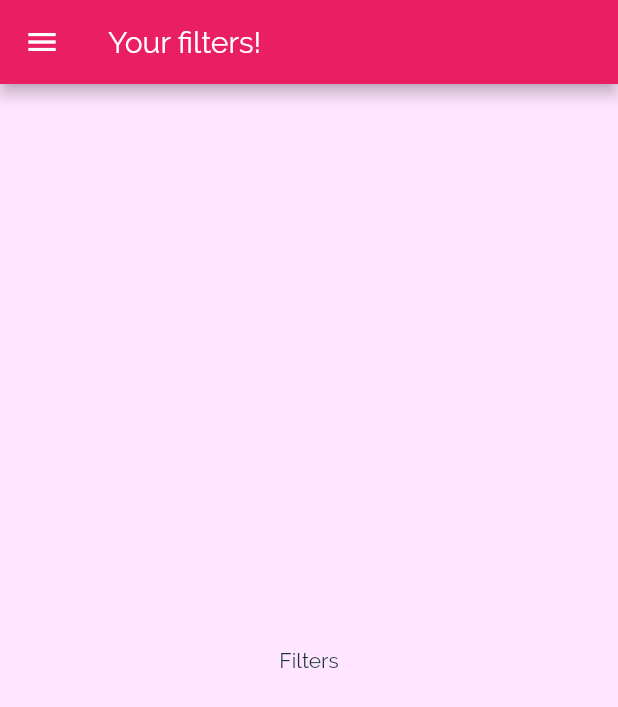
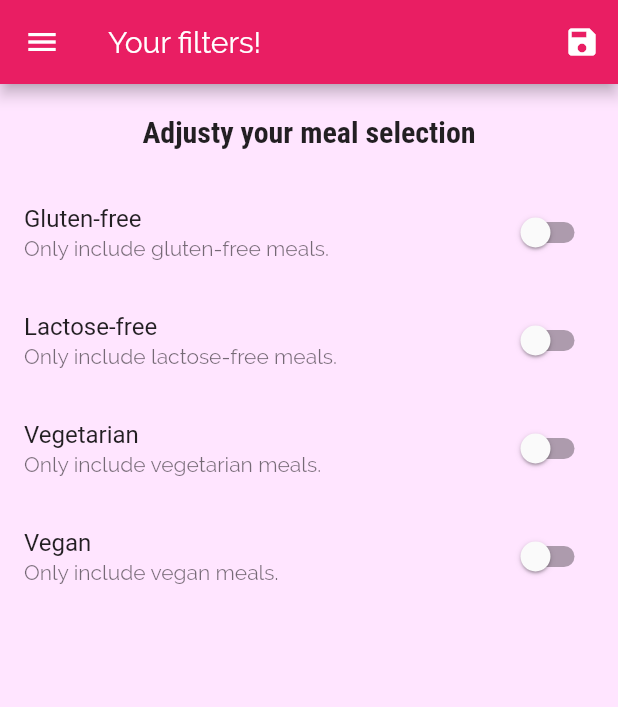
Before and after one commit to filipbart/Meals-App-Flutter, a Flutter app: the FiltersScreen screen opened by its route, on a phone screen of 412 x 824 dp. Shown: the top 707 px of the screen. Run offline on Flutter 3.47's test engine with Material 2 defaults, Android fonts, the phone set to English and light mode, and no system bars.

Commit message:
Favorite screen and filters

```diff
--- a/lib/main.dart
+++ b/lib/main.dart
@@ -1,13 +1,72 @@
 import 'package:flutter/material.dart';
+import './dummy_data.dart';
 import 'screens/tabs_screen.dart';
 import 'screens/meal_detail_screen.dart';
 import 'screens/filters_screen.dart';
 import 'screens/categories_screen.dart';
 import 'screens/category_meals_screen.dart';
+import 'models/meal.dart';
 
 void main() => runApp(MyApp());
 
-class MyApp extends StatelessWidget {
+class MyApp extends StatefulWidget {
+  @override
+  _MyAppState createState() => _MyAppState();
+}
+
+class _MyAppState extends State<MyApp> {
+  Map<String, bool> _filters = {
+    'gluten': false,
+    'lactose': false,
+    'vegetarian': false,
+    'vegan': false,
+  };
+
+  List<Meal> _availableMeals = DUMMY_MEALS;
+  List<Meal> _favoriteMeals = [];
+
+  void _setFilters(Map<String, bool> filterData) {
+    setState(() {
+      _filters = filterData;
+
+      _availableMeals = DUMMY_MEALS.where((meal) {
+        if (_filters['gluten'] && !meal.isGlutenFree) {
+          return false;
+        }
+        if (_filters['lactose'] && !meal.isLactoseFree) {
+          return false;
+        }
+        if (_filters['vegetarian'] && !meal.isVegetarian) {
+          return false;
+        }
+        if (_filters['vegan'] && !meal.isVegan) {
+          return false;
+        }
+        return true;
+      }).toList();
+    });
+  }
+
+  void _toggleFavorite(String mealId) {
+    final existingIndex =
+        _favoriteMeals.indexWhere((meal) => meal.id == mealId);
+    if (existingIndex >= 0) {
+      setState(() {
+        _favoriteMeals.removeAt(existingIndex);
+      });
+    } else {
+      setState(() {
+        _favoriteMeals.add(
+          DUMMY_MEALS.firstWhere((meal) => meal.id == mealId),
+        );
+      });
+    }
+  }
+
+  bool _isMealFavorite(String id){
+    return _favoriteMeals.any((meal) => meal.id == id);
+  }
+
   @override
   Widget build(BuildContext context) {
     return MaterialApp(
@@ -30,10 +89,11 @@ class MyApp extends StatelessWidget {
       ),
       initialRoute: '/',
       routes: {
-        '/': (ctx) => TabsScreen(),
-        CategoryMealsScreen.routeName: (ctx) => CategoryMealsScreen(),
-        MealDetailScreen.routeName: (ctx) => MealDetailScreen(),
-        FiltersScreen.routeName: (ctx) => FiltersScreen(),
+        '/': (ctx) => TabsScreen(_favoriteMeals),
+        CategoryMealsScreen.routeName: (ctx) =>
+            CategoryMealsScreen(_availableMeals),
+        MealDetailScreen.routeName: (ctx) => MealDetailScreen(_toggleFavorite, _isMealFavorite),
+        FiltersScreen.routeName: (ctx) => FiltersScreen(_filters, _setFilters),
       },
       onUnknownRoute: (settings) {
         return MaterialPageRoute(builder: (ctx) => CategoriesScreen());
--- a/lib/screens/category_meals_screen.dart
+++ b/lib/screens/category_meals_screen.dart
@@ -1,11 +1,15 @@
 import 'package:flutter/material.dart';
 
 import '../widgets/meal_item.dart';
-import '../dummy_data.dart';
 import '../models/meal.dart';
 
 class CategoryMealsScreen extends StatefulWidget {
   static const routeName = '/category-meals';
+
+  final List<Meal> availableMeals;
+
+
+  CategoryMealsScreen(this.availableMeals);
 
   @override
   _CategoryMealsScreenState createState() => _CategoryMealsScreenState();
@@ -28,7 +32,7 @@ class _CategoryMealsScreenState extends State<CategoryMealsScreen> {
           ModalRoute.of(context).settings.arguments as Map<String, String>;
       categoryTitle = routeArgs['title'];
       final categoryId = routeArgs['id'];
-      displayedMeals = DUMMY_MEALS.where((meal) {
+      displayedMeals = widget.availableMeals.where((meal) {
         return meal.categories.contains(categoryId);
       }).toList();
       _loadedInitData = true;
@@ -57,7 +61,6 @@ class _CategoryMealsScreenState extends State<CategoryMealsScreen> {
             duration: displayedMeals[index].duration,
             affordability: displayedMeals[index].affordability,
             complexity: displayedMeals[index].complexity,
-            removeItem: _removeMeal,
           );
         },
         itemCount: displayedMeals.length,
--- a/lib/screens/filters_screen.dart
+++ b/lib/screens/filters_screen.dart
@@ -2,18 +2,129 @@ import 'package:flutter/material.dart';
 
 import '../widgets/main_drawer.dart';
 
-class FiltersScreen extends StatelessWidget {
+class FiltersScreen extends StatefulWidget {
   static const routeName = '/filters';
+
+  final Function saveFilters;
+  final Map<String, bool> currentFilters;
+
+  FiltersScreen(this.currentFilters, this.saveFilters);
+
+  @override
+  _FiltersScreenState createState() => _FiltersScreenState();
+}
+
+class _FiltersScreenState extends State<FiltersScreen> {
+  bool _glutenFree = false;
+  bool _vegetarian = false;
+  bool _vegan = false;
+  bool _lactoseFree = false;
+
+@override
+  initState(){
+    _glutenFree = widget.currentFilters['gluten'];
+    _vegetarian = widget.currentFilters['vegetarian'];
+    _lactoseFree = widget.currentFilters['lactose'];
+    _vegan = widget.currentFilters['vegan'];
+
+    super.initState();
+  }
+
+  Widget _buildSwitchListTile(String title, String description,
+      bool currentValue, Function updateValue) {
+    return SwitchListTile(
+      title: Text(title),
+      value: currentValue,
+      subtitle: Text(description),
+      onChanged: updateValue,
+    );
+  }
 
   @override
   Widget build(BuildContext context) {
     return Scaffold(
       appBar: AppBar(
         title: Text('Your filters!'),
+        actions: [
+          IconButton(
+            icon: Icon(Icons.save),
+            onPressed: () {
+              final selectedFilters = {
+                'gluten': _glutenFree,
+                'lactose': _lactoseFree,
+                'vegetarian': _vegan,
+                'vegan': _vegetarian,
+              };
+              widget.saveFilters(selectedFilters);
+            },
+          ),
+        ],
       ),
       drawer: MainDrawer(),
-      body: Center(
-        child: Text('Filters'),
+      body: Column(
+        children: [
+          Container(
+            padding: EdgeInsets.all(20),
+            child: Text(
+              'Adjusty your meal selection',
+              style: Theme.of(context).textTheme.title,
+            ),
+          ),
+          Expanded(
+            child: ListView(
+              children: [
+                _buildSwitchListTile(
+                  'Gluten-free',
+                  'Only include gluten-free meals.',
+                  _glutenFree,
+                  (newValue) {
+                    setState(
+                      () {
+                        _glutenFree = newValue;
+                      },
+                    );
+                  },
+                ),
+                _buildSwitchListTile(
+                  'Lactose-free',
+                  'Only include lactose-free meals.',
+                  _lactoseFree,
+                  (newValue) {
+                    setState(
+                      () {
+                        _lactoseFree = newValue;
+                      },
+                    );
+                  },
+                ),
+                _buildSwitchListTile(
+                  'Vegetarian',
+                  'Only include vegetarian meals.',
+                  _vegetarian,
+                  (newValue) {
+                    setState(
+                      () {
+                        _vegetarian = newValue;
+                      },
+                    );
+                  },
+                ),
+                _buildSwitchListTile(
+                  'Vegan',
+                  'Only include vegan meals.',
+                  _vegan,
+                  (newValue) {
+                    setState(
+                      () {
+                        _vegan = newValue;
+                      },
+                    );
+                  },
+                ),
+              ],
+            ),
+          ),
+        ],
       ),
     );
   }
--- a/lib/widgets/meal_item.dart
+++ b/lib/widgets/meal_item.dart
@@ -10,7 +10,6 @@ class MealItem extends StatelessWidget {
   final int duration;
   final Complexity complexity;
   final Affordability affordability;
-  final Function removeItem;
 
   MealItem({
     @required this.id,
@@ -19,7 +18,6 @@ class MealItem extends StatelessWidget {
     @required this.duration,
     @required this.complexity,
     @required this.affordability,
-    @required this.removeItem,
   });
 
   String get complexityText {
@@ -57,7 +55,7 @@ class MealItem extends StatelessWidget {
     )
         .then((result) {
       if(result != null){
-        removeItem(result);
+        //removeItem(result);
       }
     });
   }
```
Also changed, not shown: lib/screens/favorites_screen.dart (+27 -2 lines), lib/screens/meal_detail_screen.dart (+9 -4 lines), lib/screens/tabs_screen.dart (+14 -3 lines).
